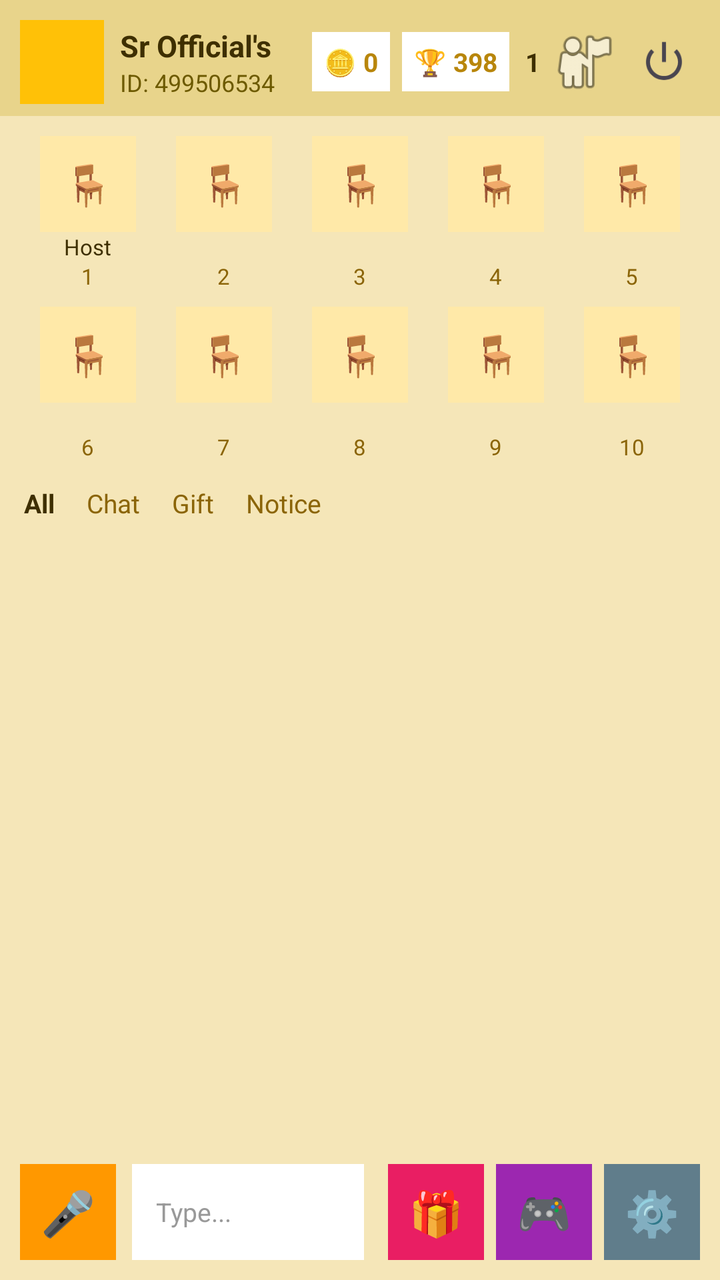
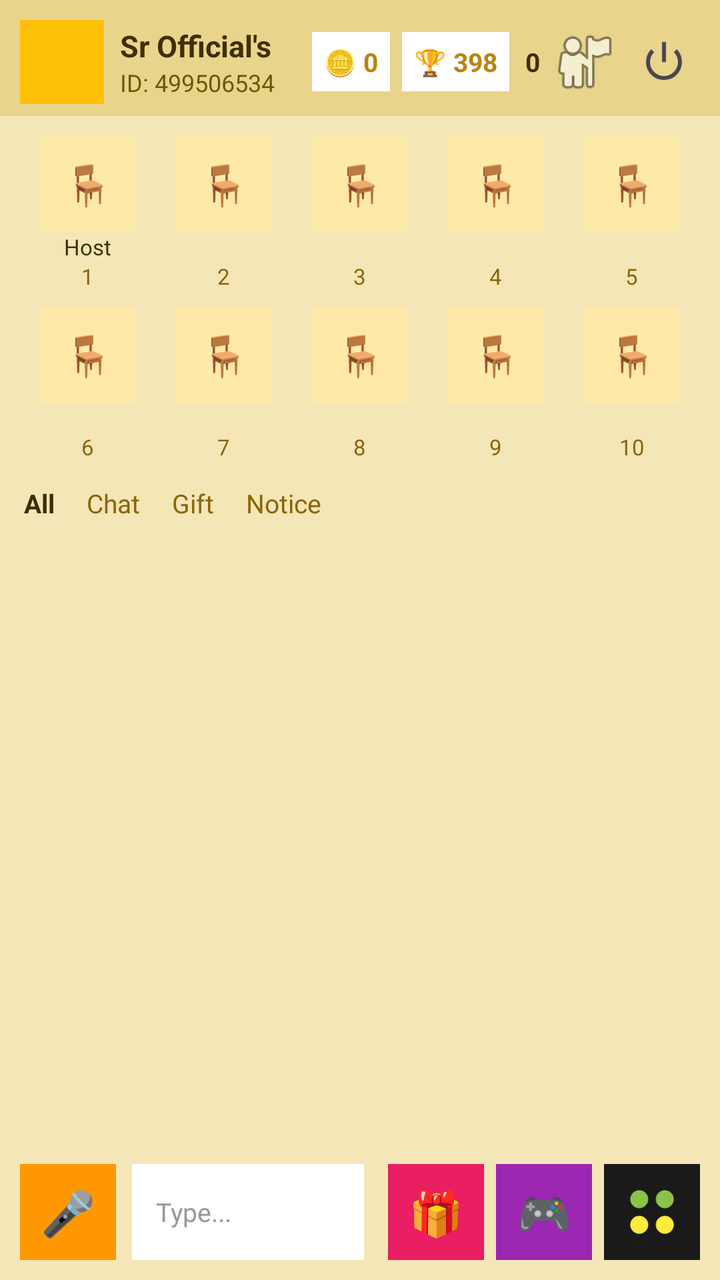

An Android layout rendered at two revisions. The XML below is the earlier revision; the diff shows what the commit changed to produce the second picture.
<!-- AndroidManifest.xml: activity theme Theme.SRVoiceChat -->
<!-- res/layout/activity_voice_room.xml -->
<?xml version="1.0" encoding="utf-8"?>
<LinearLayout xmlns:android="http://schemas.android.com/apk/res/android"
    android:layout_width="match_parent"
    android:layout_height="match_parent"
    android:orientation="vertical"
    android:background="#F5E6B8">

    
    <LinearLayout
        android:layout_width="match_parent"
        android:layout_height="wrap_content"
        android:orientation="horizontal"
        android:gravity="center_vertical"
        android:paddingStart="10dp" android:paddingEnd="10dp"
        android:paddingTop="10dp" android:paddingBottom="6dp"
        android:background="#E8D48B">

        <ImageView android:id="@+id/roomHeaderProfileImg"
            android:layout_width="42dp" android:layout_height="42dp"
            android:scaleType="centerCrop" android:background="#FFC107" />

        <LinearLayout android:layout_width="0dp" android:layout_height="wrap_content" android:layout_weight="1" android:orientation="vertical" android:paddingStart="8dp">
            <TextView android:id="@+id/roomTitleText" android:layout_width="wrap_content" android:layout_height="wrap_content" android:text="Sr Official's Room" android:textColor="#3E2F00" android:textSize="15sp" android:textStyle="bold" android:maxLines="1" />
            <TextView android:id="@+id/roomInfoText" android:layout_width="wrap_content" android:layout_height="wrap_content" android:text="ID: 499506534" android:textColor="#6D5A00" android:textSize="12sp" />
        </LinearLayout>

        <LinearLayout android:layout_width="wrap_content" android:layout_height="wrap_content" android:orientation="horizontal" android:gravity="center_vertical" android:padding="6dp" android:background="#FFFFFF">
            <TextView android:id="@+id/textRoomCoins" android:layout_width="wrap_content" android:layout_height="wrap_content" android:text="🪙 0" android:textColor="#B8860B" android:textSize="13sp" android:textStyle="bold" />
        </LinearLayout>

        <LinearLayout android:id="@+id/btnInRoomRanking" android:layout_width="wrap_content" android:layout_height="wrap_content" android:orientation="horizontal" android:gravity="center_vertical" android:padding="6dp" android:layout_marginStart="6dp" android:background="#FFFFFF">
            <TextView android:layout_width="wrap_content" android:layout_height="wrap_content" android:text="🏆 398" android:textColor="#B8860B" android:textSize="13sp" android:textStyle="bold" />
        </LinearLayout>

        <TextView android:id="@+id/textOnlineCount" android:layout_width="wrap_content" android:layout_height="wrap_content" android:text="1" android:textColor="#3E2F00" android:textSize="13sp" android:textStyle="bold" android:paddingStart="8dp" />
        <ImageView android:id="@+id/btnOnlineList" android:layout_width="36dp" android:layout_height="36dp" android:layout_marginStart="4dp" android:src="@android:drawable/ic_menu_myplaces" />
        <ImageButton android:id="@+id/btnPower" android:layout_width="36dp" android:layout_height="36dp" android:layout_marginStart="4dp" android:background="@android:color/transparent" android:src="@android:drawable/ic_lock_power_off" />
    </LinearLayout>

    
    <LinearLayout android:layout_width="match_parent" android:layout_height="wrap_content" android:orientation="vertical" android:paddingStart="10dp" android:paddingEnd="10dp" android:paddingTop="6dp" android:background="#F5E6B8">
        <LinearLayout android:layout_width="match_parent" android:layout_height="wrap_content" android:orientation="horizontal" android:gravity="center" android:weightSum="5">
            <LinearLayout android:id="@+id/seat_0" android:layout_width="0dp" android:layout_height="wrap_content" android:layout_weight="1" android:orientation="vertical" android:gravity="center" android:padding="4dp"><TextView android:id="@+id/seatImg_0" android:layout_width="48dp" android:layout_height="48dp" android:gravity="center" android:text="🪑" android:textSize="20sp" android:background="#FFE9A8" /><TextView android:layout_width="wrap_content" android:layout_height="wrap_content" android:text="Host" android:textColor="#3E2F00" android:textSize="11sp" android:maxLines="1" /><TextView android:layout_width="wrap_content" android:layout_height="wrap_content" android:tag="seat_number" android:text="1" android:textColor="#8B6508" android:textSize="11sp" /></LinearLayout>
            <LinearLayout android:id="@+id/seat_1" android:layout_width="0dp" android:layout_height="wrap_content" android:layout_weight="1" android:orientation="vertical" android:gravity="center" android:padding="4dp"><TextView android:id="@+id/seatImg_1" android:layout_width="48dp" android:layout_height="48dp" android:gravity="center" android:text="🪑" android:textSize="20sp" android:background="#FFE9A8" /><TextView android:layout_width="wrap_content" android:layout_height="wrap_content" android:text="" android:textColor="#3E2F00" android:textSize="11sp" android:maxLines="1" /><TextView android:layout_width="wrap_content" android:layout_height="wrap_content" android:tag="seat_number" android:text="2" android:textColor="#8B6508" android:textSize="11sp" /></LinearLayout>
            <LinearLayout android:id="@+id/seat_2" android:layout_width="0dp" android:layout_height="wrap_content" android:layout_weight="1" android:orientation="vertical" android:gravity="center" android:padding="4dp"><TextView android:id="@+id/seatImg_2" android:layout_width="48dp" android:layout_height="48dp" android:gravity="center" android:text="🪑" android:textSize="20sp" android:background="#FFE9A8" /><TextView android:layout_width="wrap_content" android:layout_height="wrap_content" android:text="" android:textColor="#3E2F00" android:textSize="11sp" android:maxLines="1" /><TextView android:layout_width="wrap_content" android:layout_height="wrap_content" android:tag="seat_number" android:text="3" android:textColor="#8B6508" android:textSize="11sp" /></LinearLayout>
            <LinearLayout android:id="@+id/seat_3" android:layout_width="0dp" android:layout_height="wrap_content" android:layout_weight="1" android:orientation="vertical" android:gravity="center" android:padding="4dp"><TextView android:id="@+id/seatImg_3" android:layout_width="48dp" android:layout_height="48dp" android:gravity="center" android:text="🪑" android:textSize="20sp" android:background="#FFE9A8" /><TextView android:layout_width="wrap_content" android:layout_height="wrap_content" android:text="" android:textColor="#3E2F00" android:textSize="11sp" android:maxLines="1" /><TextView android:layout_width="wrap_content" android:layout_height="wrap_content" android:tag="seat_number" android:text="4" android:textColor="#8B6508" android:textSize="11sp" /></LinearLayout>
            <LinearLayout android:id="@+id/seat_4" android:layout_width="0dp" android:layout_height="wrap_content" android:layout_weight="1" android:orientation="vertical" android:gravity="center" android:padding="4dp"><TextView android:id="@+id/seatImg_4" android:layout_width="48dp" android:layout_height="48dp" android:gravity="center" android:text="🪑" android:textSize="20sp" android:background="#FFE9A8" /><TextView android:layout_width="wrap_content" android:layout_height="wrap_content" android:text="" android:textColor="#3E2F00" android:textSize="11sp" android:maxLines="1" /><TextView android:layout_width="wrap_content" android:layout_height="wrap_content" android:tag="seat_number" android:text="5" android:textColor="#8B6508" android:textSize="11sp" /></LinearLayout>
        </LinearLayout>
        <LinearLayout android:layout_width="match_parent" android:layout_height="wrap_content" android:orientation="horizontal" android:gravity="center" android:weightSum="5">
            <LinearLayout android:id="@+id/seat_5" android:layout_width="0dp" android:layout_height="wrap_content" android:layout_weight="1" android:orientation="vertical" android:gravity="center" android:padding="4dp"><TextView android:id="@+id/seatImg_5" android:layout_width="48dp" android:layout_height="48dp" android:gravity="center" android:text="🪑" android:textSize="20sp" android:background="#FFE9A8" /><TextView android:layout_width="wrap_content" android:layout_height="wrap_content" android:text="" android:textColor="#3E2F00" android:textSize="11sp" android:maxLines="1" /><TextView android:layout_width="wrap_content" android:layout_height="wrap_content" android:tag="seat_number" android:text="6" android:textColor="#8B6508" android:textSize="11sp" /></LinearLayout>
            <LinearLayout android:id="@+id/seat_6" android:layout_width="0dp" android:layout_height="wrap_content" android:layout_weight="1" android:orientation="vertical" android:gravity="center" android:padding="4dp"><TextView android:id="@+id/seatImg_6" android:layout_width="48dp" android:layout_height="48dp" android:gravity="center" android:text="🪑" android:textSize="20sp" android:background="#FFE9A8" /><TextView android:layout_width="wrap_content" android:layout_height="wrap_content" android:text="" android:textColor="#3E2F00" android:textSize="11sp" android:maxLines="1" /><TextView android:layout_width="wrap_content" android:layout_height="wrap_content" android:tag="seat_number" android:text="7" android:textColor="#8B6508" android:textSize="11sp" /></LinearLayout>
            <LinearLayout android:id="@+id/seat_7" android:layout_width="0dp" android:layout_height="wrap_content" android:layout_weight="1" android:orientation="vertical" android:gravity="center" android:padding="4dp"><TextView android:id="@+id/seatImg_7" android:layout_width="48dp" android:layout_height="48dp" android:gravity="center" android:text="🪑" android:textSize="20sp" android:background="#FFE9A8" /><TextView android:layout_width="wrap_content" android:layout_height="wrap_content" android:text="" android:textColor="#3E2F00" android:textSize="11sp" android:maxLines="1" /><TextView android:layout_width="wrap_content" android:layout_height="wrap_content" android:tag="seat_number" android:text="8" android:textColor="#8B6508" android:textSize="11sp" /></LinearLayout>
            <LinearLayout android:id="@+id/seat_8" android:layout_width="0dp" android:layout_height="wrap_content" android:layout_weight="1" android:orientation="vertical" android:gravity="center" android:padding="4dp"><TextView android:id="@+id/seatImg_8" android:layout_width="48dp" android:layout_height="48dp" android:gravity="center" android:text="🪑" android:textSize="20sp" android:background="#FFE9A8" /><TextView android:layout_width="wrap_content" android:layout_height="wrap_content" android:text="" android:textColor="#3E2F00" android:textSize="11sp" android:maxLines="1" /><TextView android:layout_width="wrap_content" android:layout_height="wrap_content" android:tag="seat_number" android:text="9" android:textColor="#8B6508" android:textSize="11sp" /></LinearLayout>
            <LinearLayout android:id="@+id/seat_9" android:layout_width="0dp" android:layout_height="wrap_content" android:layout_weight="1" android:orientation="vertical" android:gravity="center" android:padding="4dp"><TextView android:id="@+id/seatImg_9" android:layout_width="48dp" android:layout_height="48dp" android:gravity="center" android:text="🪑" android:textSize="20sp" android:background="#FFE9A8" /><TextView android:layout_width="wrap_content" android:layout_height="wrap_content" android:text="" android:textColor="#3E2F00" android:textSize="11sp" android:maxLines="1" /><TextView android:layout_width="wrap_content" android:layout_height="wrap_content" android:tag="seat_number" android:text="10" android:textColor="#8B6508" android:textSize="11sp" /></LinearLayout>
        </LinearLayout>
    </LinearLayout>

    <TextView android:id="@+id/roomNoticeBarText" android:layout_width="match_parent" android:layout_height="wrap_content" android:paddingStart="12dp" android:paddingEnd="12dp" android:paddingTop="4dp" android:paddingBottom="4dp" android:background="#FFF8DC" android:text="" android:textColor="#8B6508" android:textSize="13sp" android:visibility="gone" />

    <LinearLayout android:layout_width="match_parent" android:layout_height="wrap_content" android:orientation="horizontal" android:paddingStart="12dp" android:paddingTop="8dp" android:background="#F5E6B8">
        <TextView android:id="@+id/tabAll" android:layout_width="wrap_content" android:layout_height="wrap_content" android:text="All" android:textColor="#3E2F00" android:textSize="13sp" android:textStyle="bold" android:paddingEnd="16dp" />
        <TextView android:id="@+id/tabChat" android:layout_width="wrap_content" android:layout_height="wrap_content" android:text="Chat" android:textColor="#8B6508" android:textSize="13sp" android:paddingEnd="16dp" />
        <TextView android:id="@+id/tabGift" android:layout_width="wrap_content" android:layout_height="wrap_content" android:text="Gift" android:textColor="#8B6508" android:textSize="13sp" android:paddingEnd="16dp" />
        <TextView android:id="@+id/tabNotice" android:layout_width="wrap_content" android:layout_height="wrap_content" android:text="Notice" android:textColor="#8B6508" android:textSize="13sp" />
    </LinearLayout>

    <ScrollView android:id="@+id/chatScrollView" android:layout_width="match_parent" android:layout_height="0dp" android:layout_weight="1" android:padding="12dp" android:background="#F5E6B8">
        <LinearLayout android:id="@+id/chatListContainer" android:layout_width="match_parent" android:layout_height="wrap_content" android:orientation="vertical">
            <TextView android:id="@+id/textChatEmpty" android:layout_width="wrap_content" android:layout_height="wrap_content" android:text="" android:textColor="#8B6508" android:textSize="13sp" />
        </LinearLayout>
    </ScrollView>

    
    <LinearLayout android:id="@+id/chatPopupBar"
        android:layout_width="match_parent" android:layout_height="wrap_content"
        android:orientation="vertical" android:background="#FFFFFF"
        android:paddingStart="12dp" android:paddingEnd="12dp" android:paddingTop="10dp" android:paddingBottom="8dp"
        android:visibility="gone">

        <LinearLayout android:layout_width="match_parent" android:layout_height="wrap_content" android:orientation="horizontal" android:gravity="center_vertical" android:background="#F5F5F5" android:paddingStart="12dp" android:paddingEnd="6dp">
            <EditText android:id="@+id/inputChatMessage"
                android:layout_width="0dp" android:layout_height="48dp" android:layout_weight="1"
                android:hint="Type your words here!" android:textColorHint="#AAAAAA"
                android:textColor="#222222" android:textSize="14sp"
                android:background="@android:color/transparent" android:singleLine="true" android:imeOptions="actionSend" />
            <TextView android:id="@+id/btnChatOption"
                android:layout_width="42dp" android:layout_height="42dp" android:gravity="center"
                android:text="⬆️" android:textSize="20sp" android:background="#FFC107" />
        </LinearLayout>

        <LinearLayout android:layout_width="match_parent" android:layout_height="wrap_content" android:orientation="horizontal" android:gravity="center_vertical" android:paddingTop="8dp">
            <TextView android:id="@+id/btnEmoji" android:layout_width="wrap_content" android:layout_height="wrap_content" android:text="😊" android:textSize="22sp" android:paddingEnd="18dp" />
            <TextView android:id="@+id/btnGallery" android:layout_width="wrap_content" android:layout_height="wrap_content" android:text="🖼️" android:textSize="22sp" android:paddingEnd="18dp" />
            <TextView android:id="@+id/btnCamera" android:layout_width="wrap_content" android:layout_height="wrap_content" android:text="📷" android:textSize="22sp" android:paddingEnd="18dp" />
            <TextView android:layout_width="wrap_content" android:layout_height="wrap_content" android:text="Gallery / Camera / Emoji - future te allow hobe" android:textColor="#AAAAAA" android:textSize="11sp" />
        </LinearLayout>
    </LinearLayout>

    
    <LinearLayout android:layout_width="match_parent" android:layout_height="wrap_content" android:orientation="horizontal" android:gravity="center_vertical" android:paddingStart="10dp" android:paddingEnd="10dp" android:paddingTop="8dp" android:paddingBottom="10dp" android:background="#F5E6B8">
        <TextView android:id="@+id/btnMicToggle" android:layout_width="48dp" android:layout_height="48dp" android:gravity="center" android:text="🎤" android:textSize="22sp" android:textColor="#FFFFFF" android:background="#FF9800" />
        <LinearLayout android:id="@+id/btnOpenChat" android:layout_width="0dp" android:layout_height="48dp" android:layout_weight="1" android:layout_marginStart="8dp" android:layout_marginEnd="8dp" android:orientation="horizontal" android:gravity="center_vertical" android:background="#FFFFFF" android:paddingStart="12dp" android:paddingEnd="12dp">
            <TextView android:layout_width="wrap_content" android:layout_height="wrap_content" android:text="Type..." android:textColor="#999999" android:textSize="13sp" />
        </LinearLayout>
        <TextView android:id="@+id/btnGiftBox" android:layout_width="48dp" android:layout_height="48dp" android:layout_marginStart="4dp" android:gravity="center" android:text="🎁" android:textSize="22sp" android:textColor="#FFFFFF" android:background="#E91E63" />
        <TextView android:id="@+id/btnGame" android:layout_width="48dp" android:layout_height="48dp" android:layout_marginStart="6dp" android:gravity="center" android:text="🎮" android:textSize="22sp" android:textColor="#FFFFFF" android:background="#9C27B0" />
        <TextView android:id="@+id/btnRoomTools" android:layout_width="48dp" android:layout_height="48dp" android:layout_marginStart="6dp" android:gravity="center" android:text="⚙️" android:textSize="22sp" android:textColor="#FFFFFF" android:background="#607D8B" />
    </LinearLayout>
</LinearLayout>
<!-- resources referenced by this layout -->
<resources>
  <style name="Theme.SRVoiceChat" parent="Theme.Material3.DayNight.NoActionBar">
          <item name="colorPrimary">#FF4081</item>
          <item name="android:statusBarColor">#FF4081</item>
          <item name="android:windowLightStatusBar">true</item>
      </style>
</resources>

<!-- the commit's change to res/layout/activity_voice_room.xml (unified diff, before → after) -->
@@ -5,7 +5,6 @@
     android:orientation="vertical"
     android:background="#F5E6B8">
 
-    
     <LinearLayout
         android:layout_width="match_parent"
         android:layout_height="wrap_content"
@@ -32,12 +31,11 @@
             <TextView android:layout_width="wrap_content" android:layout_height="wrap_content" android:text="🏆 398" android:textColor="#B8860B" android:textSize="13sp" android:textStyle="bold" />
         </LinearLayout>
 
-        <TextView android:id="@+id/textOnlineCount" android:layout_width="wrap_content" android:layout_height="wrap_content" android:text="1" android:textColor="#3E2F00" android:textSize="13sp" android:textStyle="bold" android:paddingStart="8dp" />
+        <TextView android:id="@+id/textOnlineCount" android:layout_width="wrap_content" android:layout_height="wrap_content" android:text="0" android:textColor="#3E2F00" android:textSize="13sp" android:textStyle="bold" android:paddingStart="8dp" />
         <ImageView android:id="@+id/btnOnlineList" android:layout_width="36dp" android:layout_height="36dp" android:layout_marginStart="4dp" android:src="@android:drawable/ic_menu_myplaces" />
         <ImageButton android:id="@+id/btnPower" android:layout_width="36dp" android:layout_height="36dp" android:layout_marginStart="4dp" android:background="@android:color/transparent" android:src="@android:drawable/ic_lock_power_off" />
     </LinearLayout>
 
-    
     <LinearLayout android:layout_width="match_parent" android:layout_height="wrap_content" android:orientation="vertical" android:paddingStart="10dp" android:paddingEnd="10dp" android:paddingTop="6dp" android:background="#F5E6B8">
         <LinearLayout android:layout_width="match_parent" android:layout_height="wrap_content" android:orientation="horizontal" android:gravity="center" android:weightSum="5">
             <LinearLayout android:id="@+id/seat_0" android:layout_width="0dp" android:layout_height="wrap_content" android:layout_weight="1" android:orientation="vertical" android:gravity="center" android:padding="4dp"><TextView android:id="@+id/seatImg_0" android:layout_width="48dp" android:layout_height="48dp" android:gravity="center" android:text="🪑" android:textSize="20sp" android:background="#FFE9A8" /><TextView android:layout_width="wrap_content" android:layout_height="wrap_content" android:text="Host" android:textColor="#3E2F00" android:textSize="11sp" android:maxLines="1" /><TextView android:layout_width="wrap_content" android:layout_height="wrap_content" android:tag="seat_number" android:text="1" android:textColor="#8B6508" android:textSize="11sp" /></LinearLayout>
@@ -70,13 +68,11 @@
         </LinearLayout>
     </ScrollView>
 
-    
     <LinearLayout android:id="@+id/chatPopupBar"
         android:layout_width="match_parent" android:layout_height="wrap_content"
         android:orientation="vertical" android:background="#FFFFFF"
         android:paddingStart="12dp" android:paddingEnd="12dp" android:paddingTop="10dp" android:paddingBottom="8dp"
         android:visibility="gone">
-
         <LinearLayout android:layout_width="match_parent" android:layout_height="wrap_content" android:orientation="horizontal" android:gravity="center_vertical" android:background="#F5F5F5" android:paddingStart="12dp" android:paddingEnd="6dp">
             <EditText android:id="@+id/inputChatMessage"
                 android:layout_width="0dp" android:layout_height="48dp" android:layout_weight="1"
@@ -87,7 +83,6 @@
                 android:layout_width="42dp" android:layout_height="42dp" android:gravity="center"
                 android:text="⬆️" android:textSize="20sp" android:background="#FFC107" />
         </LinearLayout>
-
         <LinearLayout android:layout_width="match_parent" android:layout_height="wrap_content" android:orientation="horizontal" android:gravity="center_vertical" android:paddingTop="8dp">
             <TextView android:id="@+id/btnEmoji" android:layout_width="wrap_content" android:layout_height="wrap_content" android:text="😊" android:textSize="22sp" android:paddingEnd="18dp" />
             <TextView android:id="@+id/btnGallery" android:layout_width="wrap_content" android:layout_height="wrap_content" android:text="🖼️" android:textSize="22sp" android:paddingEnd="18dp" />
@@ -96,7 +91,6 @@
         </LinearLayout>
     </LinearLayout>
 
-    
     <LinearLayout android:layout_width="match_parent" android:layout_height="wrap_content" android:orientation="horizontal" android:gravity="center_vertical" android:paddingStart="10dp" android:paddingEnd="10dp" android:paddingTop="8dp" android:paddingBottom="10dp" android:background="#F5E6B8">
         <TextView android:id="@+id/btnMicToggle" android:layout_width="48dp" android:layout_height="48dp" android:gravity="center" android:text="🎤" android:textSize="22sp" android:textColor="#FFFFFF" android:background="#FF9800" />
         <LinearLayout android:id="@+id/btnOpenChat" android:layout_width="0dp" android:layout_height="48dp" android:layout_weight="1" android:layout_marginStart="8dp" android:layout_marginEnd="8dp" android:orientation="horizontal" android:gravity="center_vertical" android:background="#FFFFFF" android:paddingStart="12dp" android:paddingEnd="12dp">
@@ -104,6 +98,6 @@
         </LinearLayout>
         <TextView android:id="@+id/btnGiftBox" android:layout_width="48dp" android:layout_height="48dp" android:layout_marginStart="4dp" android:gravity="center" android:text="🎁" android:textSize="22sp" android:textColor="#FFFFFF" android:background="#E91E63" />
         <TextView android:id="@+id/btnGame" android:layout_width="48dp" android:layout_height="48dp" android:layout_marginStart="6dp" android:gravity="center" android:text="🎮" android:textSize="22sp" android:textColor="#FFFFFF" android:background="#9C27B0" />
-        <TextView android:id="@+id/btnRoomTools" android:layout_width="48dp" android:layout_height="48dp" android:layout_marginStart="6dp" android:gravity="center" android:text="⚙️" android:textSize="22sp" android:textColor="#FFFFFF" android:background="#607D8B" />
+        <ImageView android:id="@+id/btnRoomTools" android:layout_width="48dp" android:layout_height="48dp" android:layout_marginStart="6dp" android:src="@drawable/ic_tools" android:scaleType="centerCrop" android:background="#1A1A1A" android:padding="8dp" />
     </LinearLayout>
 </LinearLayout>
<!-- resource entries referenced after the edit -->
@@ -1,5 +1,39 @@
 <!-- resources referenced by this layout -->
 <resources>
+  <!-- drawable ic_tools (drawable) -->
+  <?xml version="1.0" encoding="utf-8"?>
+  <vector xmlns:android="http://schemas.android.com/apk/res/android"
+      android:width="48dp"
+      android:height="48dp"
+      android:viewportWidth="100"
+      android:viewportHeight="100">
+  
+      
+      <path
+          android:fillColor="#1A1A1A"
+          android:pathData="M50,50m-48,0a48,48 0,1 1,96 0a48,48 0,1 1,-96 0" />
+  
+      
+      <path
+          android:fillColor="#8BC34A"
+          android:pathData="M30,30m-14,0a14,14 0,1 1,28 0a14,14 0,1 1,-28 0" />
+  
+      
+      <path
+          android:fillColor="#8BC34A"
+          android:pathData="M70,30m-14,0a14,14 0,1 1,28 0a14,14 0,1 1,-28 0" />
+  
+      
+      <path
+          android:fillColor="#FFEB3B"
+          android:pathData="M30,70m-14,0a14,14 0,1 1,28 0a14,14 0,1 1,-28 0" />
+  
+      
+      <path
+          android:fillColor="#FFEB3B"
+          android:pathData="M70,70m-14,0a14,14 0,1 1,28 0a14,14 0,1 1,-28 0" />
+  
+  </vector>
   <style name="Theme.SRVoiceChat" parent="Theme.Material3.DayNight.NoActionBar">
           <item name="colorPrimary">#FF4081</item>
           <item name="android:statusBarColor">#FF4081</item>
